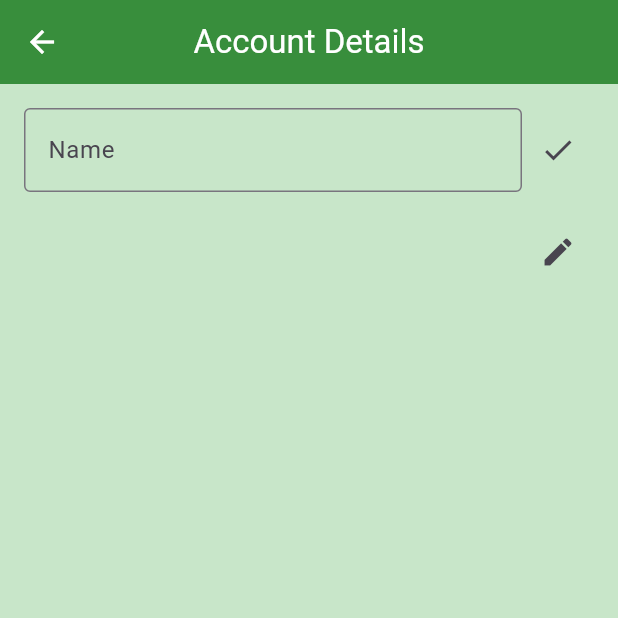
After one commit to fuad023/yipee_app, a Flutter app: the AccountManagePage screen opened directly, after a tap on the "edit" icon, on a phone screen of 412 x 824 dp, the top half of it. The commit adds this screen. Run offline on Flutter 3.47's test engine with Material 3 defaults, Android fonts, the phone set to English and light mode, and no system bars; our stand-ins replace cloud_firestore, firebase_auth, firebase_core, pin_code_fields, webview_flutter; accounts and stored records are empty.

Commit message:
Back to Business

```diff
--- /dev/null
+++ b/lib/tree/root/drawer_section/account_page.dart
@@ -0,0 +1,164 @@
+import 'package:flutter/material.dart';
+import 'package:student_app/tree/root/drawer_section/profile_database.dart';
+
+
+class AccountManagePage extends StatefulWidget {
+  const AccountManagePage({super.key});
+
+  @override
+  State<AccountManagePage> createState() => _AccountManagePageState();
+}
+
+class _AccountManagePageState extends State<AccountManagePage> {
+  late Map<String, dynamic> userData;
+  bool dataFetching = true;
+  AccountDatabaseService database = AccountDatabaseService();
+
+  bool isEditingName = false;
+  bool isEditingEmail = false;
+
+  final _formKey = GlobalKey<FormState>();
+  TextEditingController nameController = TextEditingController();
+  TextEditingController emailController = TextEditingController();
+
+  void fetchHandle() async {
+    userData = await database.fetchData();
+    userData.forEach((key, value) {
+      // ignore: avoid_print
+      print('$key: $value');
+    });
+    setState(() {
+      dataFetching = false;
+    });
+  }
+
+  @override
+  void initState() {
+    super.initState();
+    fetchHandle();
+  }
+
+  @override
+  Widget build(BuildContext context) {
+    return Scaffold(
+      backgroundColor: Colors.green[100],
+      appBar: AppBar(
+        title: const Text("Account Details"),
+        centerTitle: true,
+        foregroundColor: Colors.white,
+        backgroundColor: Colors.green[700],
+      ),
+      body: dataFetching
+      ? Center(
+        child: CircularProgressIndicator(
+          color: Colors.green[700],
+        ),
+      )
+      : Padding(
+        padding: const EdgeInsets.all(16.0),
+        child: Form(
+          key: _formKey,
+          child: Column(
+            crossAxisAlignment: CrossAxisAlignment.start,
+            children: [
+              _buildEditableField(
+                label: "Name",
+                value: userData['name'],
+                isEditing: isEditingName,
+                controller: nameController,
+                textCapitalization: TextCapitalization.words,
+                validator: (value) {
+                  if (value == null || value.trim().isEmpty) {
+                    return "Name cannot be empty";
+                  }
+                  return null;
+                },
+                onSave: (newValue) {
+                  setState(() {
+                    // name = newValue;
+                    isEditingName = false;
+                  });
+                },
+                onEdit: () {
+                  setState(() {
+                    isEditingName = true;
+                    nameController.text = userData['name'];
+                  });
+                },
+              ),
+
+              const SizedBox(height: 16),
+
+              _buildEditableField(
+                label: "Email",
+                value: userData['email'],
+                isEditing: isEditingEmail,
+                controller: emailController,
+                textCapitalization: TextCapitalization.none,
+                validator: (value) {
+                  if (value == null || !value.contains("@")) {
+                    return "Enter a valid email";
+                  }
+                  return null;
+                },
+                onSave: (newValue) {
+                  setState(() {
+                    // email = newValue;
+                    isEditingEmail = false;
+                  });
+                },
+                onEdit: () {
+                  setState(() {
+                    isEditingEmail = true;
+                    emailController.text = userData['email'];
+                  });
+                },
+              ),
+            ],
+          ),
+        ),
+      ),
+    );
+  }
+
+  Widget _buildEditableField({
+    required String label,
+    required String value,
+    required bool isEditing,
+    required TextEditingController controller,
+    required TextCapitalization textCapitalization,
+    required String? Function(String?) validator,
+    required void Function(String) onSave,
+    required VoidCallback onEdit,
+  }) {
+    return Row(
+      children: [
+        Expanded(
+          child: isEditing
+            ? TextFormField(
+              controller: controller,
+              textCapitalization: textCapitalization,
+              decoration: InputDecoration(
+              border: const OutlineInputBorder(),
+                labelText: label,
+              ),
+              validator: validator,
+            )
+            : Text(value, style: const TextStyle(fontSize: 18.0)),
+        ),
+        IconButton(
+          icon: Icon(isEditing ? Icons.check : Icons.edit),
+          onPressed: () {
+            if (isEditing) {
+              if (_formKey.currentState!.validate()) {
+                onSave(controller.text);
+              }
+            } else {
+              onEdit();
+            }
+          },
+        ),
+      ],
+    );
+  }
+}
--- a/lib/tree/root/root_page.dart
+++ b/lib/tree/root/root_page.dart
@@ -3,7 +3,7 @@ import 'package:flutter/material.dart';
 import 'package:student_app/tree/root/navigation_pages/home_page/home.dart';
 import 'package:student_app/tree/root/navigation_pages/yipee_chat/yipee_people.dart';
 import 'package:student_app/tree/root/navigation_pages/emergency.dart';
-import 'package:student_app/tree/root/drawer_screen.dart';
+import 'package:student_app/tree/root/drawer_section/drawer_screen.dart';
 
 class RootPage extends StatefulWidget {
   const RootPage({super.key});
```
Also changed, not shown: lib/tree/root/drawer_screen.dart (deleted, +0 -83 lines), lib/tree/root/drawer_section/drawer_screen.dart (added, +79 -0 lines), lib/tree/root/drawer_section/profile_database.dart (added, +187 -0 lines).
